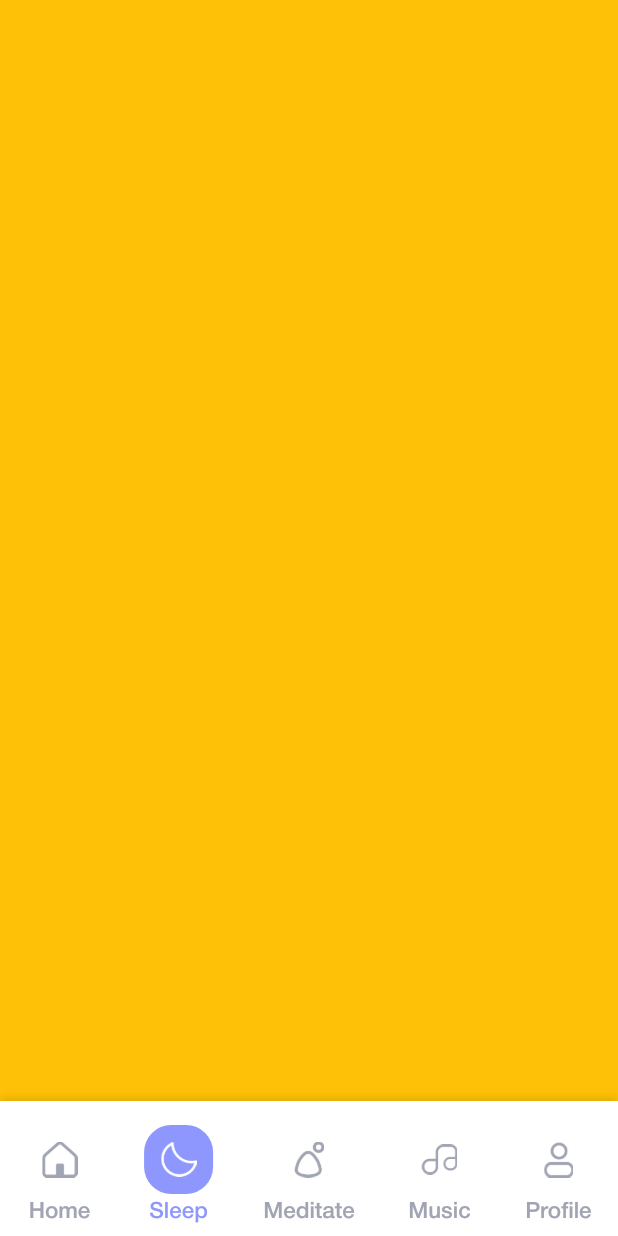
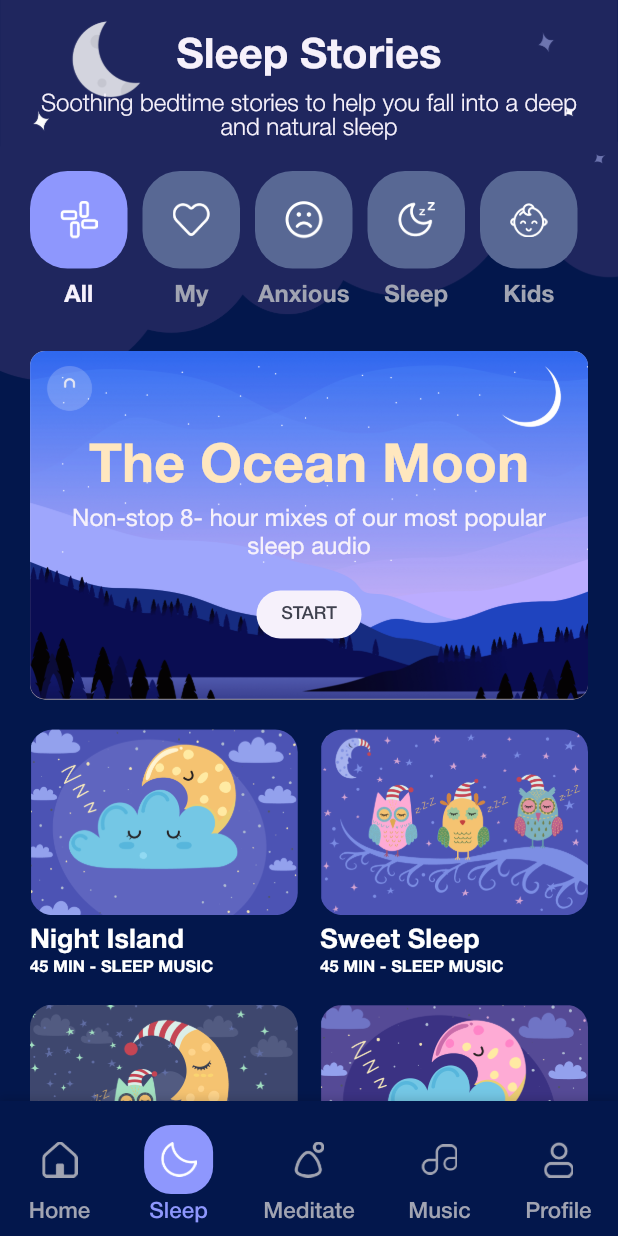
Before and after one commit to shiponirfan/meditation_app, a Flutter app: the MainTabviewScreen screen opened directly, item 2 of the bottom bar chosen, on a phone screen of 412 x 824 dp. Run offline on Flutter 3.47's test engine with Material 3 defaults, Android fonts, the phone set to English and light mode, and no system bars.

Commit message:
Sleep & Music Screen Added

```diff
--- a/lib/utils/app_color.dart
+++ b/lib/utils/app_color.dart
@@ -6,6 +6,7 @@ class AppColor {
   static Color ternary = const Color(0xffEBEAEC);
   static Color inputBg = const Color(0xffF2F3F7);
   static Color iconBg = const Color(0xffFFC97E);
+  static Color sleepBg = const Color(0xff03174C);
   static Color primaryText = const Color(0xff3F414E);
   static Color secondaryText = const Color(0xffA1A4B2);
   static Color ternaryText = const Color(0xffFFECCC);
--- a/lib/views/main_tabview/main_tabview_screen.dart
+++ b/lib/views/main_tabview/main_tabview_screen.dart
@@ -1,6 +1,9 @@
 import 'package:flutter/material.dart';
+import 'package:meditation_app/utils/app_color.dart';
 import 'package:meditation_app/views/home/home_screen.dart';
 import 'package:meditation_app/views/meditate/meditate_screen.dart';
+import 'package:meditation_app/views/music/music_screen.dart';
+import 'package:meditation_app/views/sleep/sleep_screen.dart';
 import 'package:meditation_app/widget/bottom_navbar_button.dart';
 
 class MainTabviewScreen extends StatefulWidget {
@@ -30,13 +33,9 @@ class _MainTabviewScreenState extends State<MainTabviewScreen>
     return Scaffold(
       body: TabBarView(controller: controller, children: [
         const HomeScreen(),
-        Container(
-          color: Colors.amber,
-        ),
+        const SleepScreen(),
         const MeditateScreen(),
-        Container(
-          color: Colors.green,
-        ),
+        const MusicScreen(),
         Container(
           color: Colors.yellow,
         ),
@@ -44,10 +43,16 @@ class _MainTabviewScreenState extends State<MainTabviewScreen>
       bottomNavigationBar: SafeArea(
         child: Container(
           padding: const EdgeInsets.only(top: 16, bottom: 8),
-          decoration: const BoxDecoration(color: Colors.white, boxShadow: [
-            BoxShadow(
-                color: Colors.black12, blurRadius: 4, offset: Offset(0, -2)),
-          ]),
+          decoration: BoxDecoration(
+              color: selectedTab == 1 || selectedTab == 3
+                  ? AppColor.sleepBg
+                  : Colors.white,
+              boxShadow: const [
+                BoxShadow(
+                    color: Colors.black12,
+                    blurRadius: 4,
+                    offset: Offset(0, -2)),
+              ]),
           child: Row(
             mainAxisAlignment: MainAxisAlignment.spaceAround,
             children: [
--- /dev/null
+++ b/lib/views/music/music_screen.dart
@@ -0,0 +1,120 @@
+import 'package:flutter/material.dart';
+import 'package:meditation_app/utils/app_color.dart';
+
+class MusicScreen extends StatefulWidget {
+  const MusicScreen({super.key});
+
+  @override
+  State<MusicScreen> createState() => _MusicScreenState();
+}
+
+class _MusicScreenState extends State<MusicScreen> {
+  List<Map> sleepDataList = [
+    {
+      'image': 'assets/images/sleep/sleep_music_1.png',
+      'title': 'Night Island',
+      'subtitle': '45 MIN - SLEEP MUSIC',
+    },
+    {
+      'image': 'assets/images/sleep/sleep_music_2.png',
+      'title': 'Sweet Sleep',
+      'subtitle': '45 MIN - SLEEP MUSIC',
+    },
+    {
+      'image': 'assets/images/sleep/sleep_music_3.png',
+      'title': 'Good Night',
+      'subtitle': '45 MIN - SLEEP MUSIC',
+    },
+    {
+      'image': 'assets/images/sleep/sleep_music_4.png',
+      'title': 'Moon Clouds',
+      'subtitle': '45 MIN - SLEEP MUSIC',
+    },
+    {
+      'image': 'assets/images/sleep/sleep_music_1.png',
+      'title': 'Night Island',
+      'subtitle': '45 MIN - SLEEP MUSIC',
+    },
+    {
+      'image': 'assets/images/sleep/sleep_music_2.png',
+      'title': 'Sweet Sleep',
+      'subtitle': '45 MIN - SLEEP MUSIC',
+    },
+    {
+      'image': 'assets/images/sleep/sleep_music_3.png',
+      'title': 'Good Night',
+      'subtitle': '45 MIN - SLEEP MUSIC',
+    },
+    {
+      'image': 'assets/images/sleep/sleep_music_4.png',
+      'title': 'Moon Clouds',
+      'subtitle': '45 MIN - SLEEP MUSIC',
+    },
+  ];
+
+  @override
+  Widget build(BuildContext context) {
+    return Scaffold(
+      backgroundColor: AppColor.sleepBg,
+      appBar: AppBar(
+        backgroundColor: AppColor.sleepBg,
+        elevation: 0,
+        leading: Container(),
+        title: const Text(
+          'Sleep Music',
+          style: TextStyle(
+            fontSize: 24,
+            fontWeight: FontWeight.w700,
+            color: Colors.white,
+          ),
+        ),
+        centerTitle: true,
+      ),
+      body: GridView.builder(
+        itemCount: sleepDataList.length,
+        padding: const EdgeInsets.symmetric(horizontal: 20),
+        gridDelegate: const SliverGridDelegateWithFixedCrossAxisCount(
+            crossAxisCount: 2,
+            mainAxisSpacing: 15,
+            crossAxisSpacing: 15,
+            childAspectRatio: 1.06),
+        itemBuilder: (context, index) {
+          Map sleepData = sleepDataList[index];
+          return Column(
+            crossAxisAlignment: CrossAxisAlignment.start,
+            children: [
+              ClipRRect(
+                borderRadius: const BorderRadius.all(Radius.circular(15)),
+                child: Image.asset(
+                  sleepData['image'],
+                  width: double.maxFinite,
+                  fit: BoxFit.fitWidth,
+                ),
+              ),
+              SizedBox(
+                height: 8,
+              ),
+              Text(
+                sleepData['title'],
+                style: TextStyle(
+                    fontSize: 18,
+                    fontWeight: FontWeight.w700,
+                    color: Colors.white),
+              ),
+              SizedBox(
+                height: 4,
+              ),
+              Text(
+                sleepData['subtitle'],
+                style: TextStyle(
+                    fontSize: 11,
+                    fontWeight: FontWeight.w600,
+                    color: Colors.white),
+              )
+            ],
+          );
+        },
+      ),
+    );
+  }
+}
--- /dev/null
+++ b/lib/views/sleep/sleep_screen.dart
@@ -0,0 +1,307 @@
+import 'package:flutter/material.dart';
+import 'package:meditation_app/utils/app_color.dart';
+import 'package:meditation_app/utils/app_extension.dart';
+
+class SleepScreen extends StatefulWidget {
+  const SleepScreen({super.key});
+
+  @override
+  State<SleepScreen> createState() => _SleepScreenState();
+}
+
+class _SleepScreenState extends State<SleepScreen> {
+  List<Map> sleepDataList = [
+    {
+      'image': 'assets/images/sleep/sleep_music_1.png',
+      'title': 'Night Island',
+      'subtitle': '45 MIN - SLEEP MUSIC',
+    },
+    {
+      'image': 'assets/images/sleep/sleep_music_2.png',
+      'title': 'Sweet Sleep',
+      'subtitle': '45 MIN - SLEEP MUSIC',
+    },
+    {
+      'image': 'assets/images/sleep/sleep_music_3.png',
+      'title': 'Good Night',
+      'subtitle': '45 MIN - SLEEP MUSIC',
+    },
+    {
+      'image': 'assets/images/sleep/sleep_music_4.png',
+      'title': 'Moon Clouds',
+      'subtitle': '45 MIN - SLEEP MUSIC',
+    },
+    {
+      'image': 'assets/images/sleep/sleep_music_1.png',
+      'title': 'Night Island',
+      'subtitle': '45 MIN - SLEEP MUSIC',
+    },
+    {
+      'image': 'assets/images/sleep/sleep_music_2.png',
+      'title': 'Sweet Sleep',
+      'subtitle': '45 MIN - SLEEP MUSIC',
+    },
+    {
+      'image': 'assets/images/sleep/sleep_music_3.png',
+      'title': 'Good Night',
+      'subtitle': '45 MIN - SLEEP MUSIC',
+    },
+    {
+      'image': 'assets/images/sleep/sleep_music_4.png',
+      'title': 'Moon Clouds',
+      'subtitle': '45 MIN - SLEEP MUSIC',
+    },
+  ];
+  List<Map<String, String>> categoryData = [
+    {'title': 'All', 'image': 'assets/images/meditate/all.png'},
+    {'title': 'My', 'image': 'assets/images/meditate/my.png'},
+    {'title': 'Anxious', 'image': 'assets/images/meditate/anxious.png'},
+    {'title': 'Sleep', 'image': 'assets/images/meditate/sleep.png'},
+    {'title': 'Kids', 'image': 'assets/images/meditate/kids.png'},
+  ];
+  int categorySelectedIndex = 0;
+
+  @override
+  Widget build(BuildContext context) {
+    return Scaffold(
+      backgroundColor: AppColor.sleepBg,
+      body: SingleChildScrollView(
+        child: Column(
+          children: [
+            Stack(
+              alignment: Alignment.topCenter,
+              children: [
+                Image.asset(
+                  'assets/images/sleep/sleep_bg.png',
+                  width: double.maxFinite,
+                  fit: BoxFit.fitWidth,
+                ),
+                SafeArea(
+                  child: Padding(
+                    padding: const EdgeInsets.symmetric(horizontal: 20),
+                    child: Column(
+                      children: [
+                        _buildTextContent(),
+                        const SizedBox(
+                          height: 20,
+                        ),
+                        SizedBox(
+                          height: 100,
+                          child: ListView.separated(
+                              scrollDirection: Axis.horizontal,
+                              itemBuilder: (context, index) {
+                                Map category = categoryData[index];
+                                return InkWell(
+                                  splashColor: Colors.transparent,
+                                  onTap: () {
+                                    categorySelectedIndex = index;
+                                    setState(() {});
+                                  },
+                                  child: Column(
+                                    children: [
+                                      Container(
+                                        width: 65,
+                                        height: 65,
+                                        padding: const EdgeInsets.all(20),
+                                        decoration: BoxDecoration(
+                                            color:
+                                                categorySelectedIndex == index
+                                                    ? AppColor.primary
+                                                    : const Color(0xff586894),
+                                            borderRadius:
+                                                const BorderRadius.all(
+                                                    Radius.circular(25))),
+                                        child: Image.asset(category['image'],
+                                            width: 25,
+                                            height: 25,
+                                            fit: BoxFit.fitWidth),
+                                      ),
+                                      const SizedBox(
+                                        height: 10,
+                                      ),
+                                      Text(
+                                        category['title'],
+                                        style: TextStyle(
+                                          fontSize: 16,
+                                          fontWeight: FontWeight.w600,
+                                          color: categorySelectedIndex == index
+                                              ? AppColor.whiteText
+                                              : AppColor.secondaryText,
+                                        ),
+                                      )
+                                    ],
+                                  ),
+                                );
+                              },
+                              separatorBuilder: (context, index) {
+                                return const SizedBox(
+                                  width: 10,
+                                );
+                              },
+                              itemCount: categoryData.length),
+                        ),
+                        const SizedBox(
+                          height: 20,
+                        ),
+                        Stack(
+                          alignment: Alignment.center,
+                          children: [
+                            Container(
+                              decoration: const BoxDecoration(
+                                  color: Color(0xffF1DDCF),
+                                  borderRadius:
+                                      BorderRadius.all(Radius.circular(10))),
+                              child: Image.asset(
+                                'assets/images/sleep/moon.png',
+                                width: context.width,
+                                fit: BoxFit.fitWidth,
+                              ),
+                            ),
+                            Padding(
+                              padding: const EdgeInsets.all(24),
+                              child: Column(
+                                crossAxisAlignment: CrossAxisAlignment.center,
+                                mainAxisAlignment: MainAxisAlignment.center,
+                                children: [
+                                  const SizedBox(
+                                    height: 20,
+                                  ),
+                                  const Text(
+                                    'The Ocean Moon',
+                                    style: TextStyle(
+                                      color: Color(0xffFFE7BF),
+                                      fontWeight: FontWeight.w600,
+                                      fontSize: 36,
+                                    ),
+                                  ),
+                                  const SizedBox(
+                                    height: 5,
+                                  ),
+                                  Text(
+                                    'Non-stop 8- hour mixes of our most popular sleep audio',
+                                    textAlign: TextAlign.center,
+                                    style: TextStyle(
+                                      color: AppColor.whiteText,
+                                      fontSize: 16,
+                                    ),
+                                  ),
+                                  const SizedBox(
+                                    height: 20,
+                                  ),
+                                  InkWell(
+                                    onTap: () {},
+                                    child: Container(
+                                      width: 70,
+                                      padding: const EdgeInsets.symmetric(
+                                          vertical: 10),
+                                      decoration: BoxDecoration(
+                                          color: AppColor.whiteText,
+                                          borderRadius: const BorderRadius.all(
+                                              Radius.circular(25))),
+                                      child: Text(
+                                        'START',
+                                        style: TextStyle(
+                                          color: AppColor.primaryText,
+                                          fontWeight: FontWeight.w500,
+                                          fontSize: 12,
+                                        ),
+                                        textAlign: TextAlign.center,
+                                      ),
+                                    ),
+                                  )
+                                ],
+                              ),
+                            )
+                          ],
+                        ),
+                      ],
+                    ),
+                  ),
+                )
+              ],
+            ),
+            const SizedBox(
+              height: 20,
+            ),
+            GridView.builder(
+              physics: const NeverScrollableScrollPhysics(),
+              shrinkWrap: true,
+              itemCount: sleepDataList.length,
+              padding: const EdgeInsets.symmetric(horizontal: 20),
+              gridDelegate: const SliverGridDelegateWithFixedCrossAxisCount(
+                  crossAxisCount: 2,
+                  mainAxisSpacing: 15,
+                  crossAxisSpacing: 15,
+                  childAspectRatio: 1.06),
+              itemBuilder: (context, index) {
+                Map sleepData = sleepDataList[index];
+                return Column(
+                  crossAxisAlignment: CrossAxisAlignment.start,
+                  children: [
+                    ClipRRect(
+                      borderRadius: const BorderRadius.all(Radius.circular(15)),
+                      child: Image.asset(
+                        sleepData['image'],
+                        width: double.maxFinite,
+                        fit: BoxFit.fitWidth,
+                      ),
+                    ),
+                    const SizedBox(
+                      height: 8,
+                    ),
+                    Text(
+                      sleepData['title'],
+                      style: const TextStyle(
+                          fontSize: 18,
+                          fontWeight: FontWeight.w700,
+                          color: Colors.white),
+                    ),
+                    const SizedBox(
+                      height: 4,
+                    ),
+                    Text(
+                      sleepData['subtitle'],
+                      style: const TextStyle(
+                          fontSize: 11,
+                          fontWeight: FontWeight.w600,
+                          color: Colors.white),
+                    )
+                  ],
+                );
+              },
+            ),
+          ],
+        ),
+      ),
+    );
+  }
+
+  Widget _buildTextContent() {
+    return Column(
+      children: [
+        const SizedBox(
+          height: 24,
+        ),
+        Text(
+          'Sleep Stories',
+          style: TextStyle(
+              fontWeight: FontWeight.w700,
+              fontSize: 28,
+              color: AppColor.whiteText),
+        ),
+        const SizedBox(
+          height: 10,
+        ),
+        Text(
+          'Soothing bedtime stories to help you fall into a deep and natural sleep',
+          style: TextStyle(
+            fontWeight: FontWeight.w300,
+            fontSize: 16,
+            color: AppColor.whiteText,
+          ),
+          textAlign: TextAlign.center,
+        ),
+      ],
+    );
+  }
+}
--- a/lib/widget/bottom_navbar_button.dart
+++ b/lib/widget/bottom_navbar_button.dart
@@ -25,7 +25,7 @@ class BottomNavbarButton extends StatelessWidget {
             width: 46,
             height: 46,
             decoration: BoxDecoration(
-              color: isSelected ? AppColor.primary : Colors.white,
+              color: isSelected ? AppColor.primary : Colors.transparent,
               borderRadius: const BorderRadius.all(Radius.circular(18)),
             ),
             alignment: Alignment.center,
--- a/pubspec.yaml
+++ b/pubspec.yaml
@@ -32,6 +32,7 @@ flutter:
      - assets/images/navbar/
      - assets/images/course/
      - assets/images/meditate/
+     - assets/images/sleep/
 
   fonts:
      - family: HelveticaNeue
```
Also changed, not shown: assets/images/sleep/moon.png (added), assets/images/sleep/sleep_bg.png (added), assets/images/sleep/sleep_music_1.png (added), assets/images/sleep/sleep_music_2.png (added), assets/images/sleep/sleep_music_3.png (added), assets/images/sleep/sleep_music_4.png (added).
